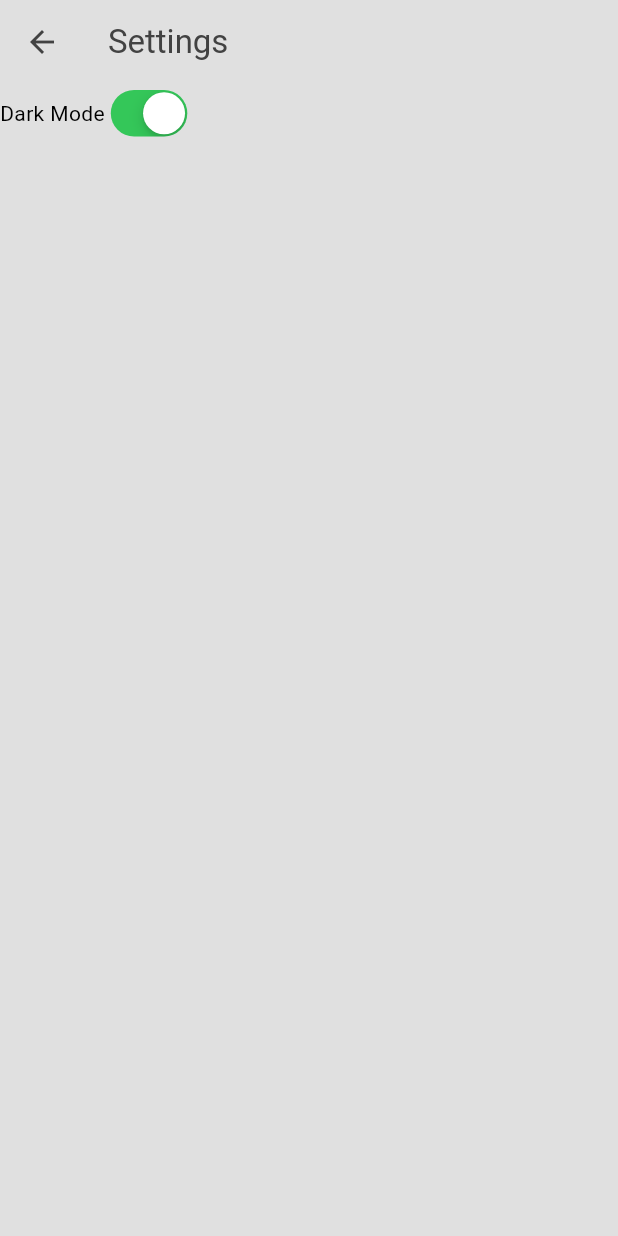
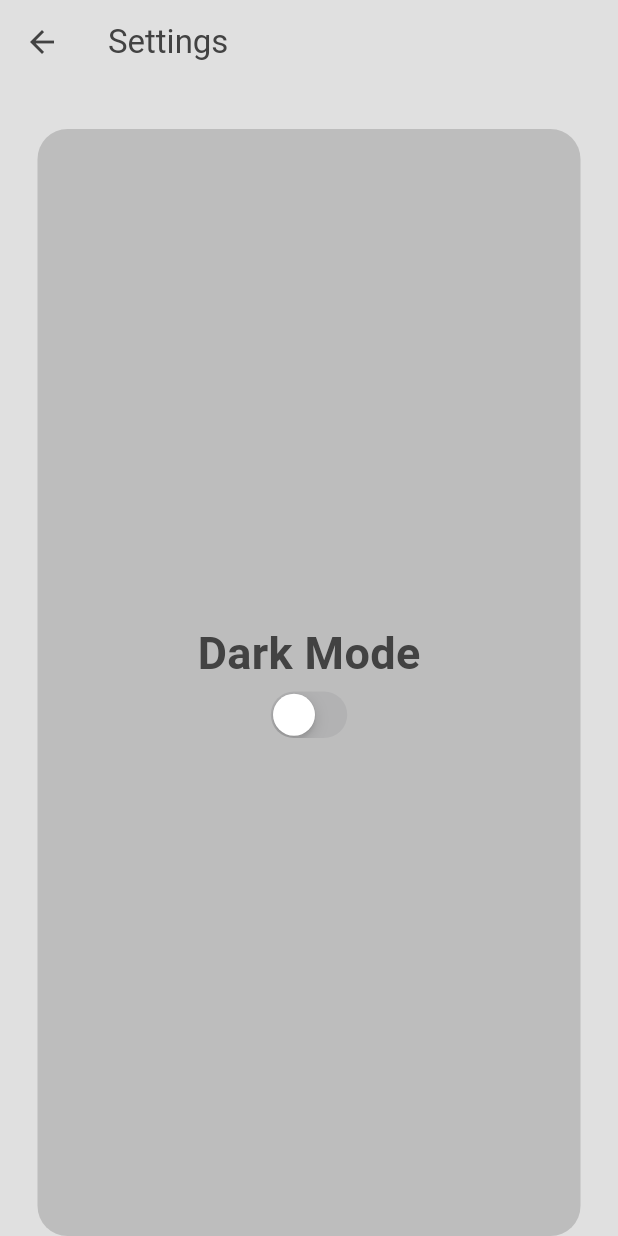
Before and after one commit to ZakyTm/Note_app, a Flutter app: the screen it shows after launch, in the side drawer, after a tap on "Settings", on a phone screen of 412 x 824 dp. Run offline on Flutter 3.47's test engine with Material 3 defaults, Android fonts, the phone set to English and light mode, and no system bars; our stand-ins replace google_fonts, isar; accounts and stored records are empty; generated files the repository leaves out were written again.

```diff
--- a/lib/pages/settings_page.dart
+++ b/lib/pages/settings_page.dart
@@ -1,5 +1,7 @@
 import 'package:flutter/cupertino.dart';
 import 'package:flutter/material.dart';
+import 'package:note_app/theme/theme_provider.dart';
+import 'package:provider/provider.dart';
 
 class SettingsPage extends StatelessWidget {
   const SettingsPage({super.key});
@@ -7,23 +9,43 @@ class SettingsPage extends StatelessWidget {
   @override
   Widget build(BuildContext context) {
     return Scaffold(
-      backgroundColor: Theme.of(context).colorScheme.primary,
+      backgroundColor: Theme.of(context).colorScheme.surface,
       appBar: AppBar(
         elevation: 0,
         backgroundColor: Colors.transparent,
         foregroundColor: Theme.of(context).colorScheme.inversePrimary,
-        title: Text('Settings'),
+        title: const Text('Settings'),
       ),
-      body: Row(
+      body: Container(
+        decoration: BoxDecoration(
+          color: Theme.of(context).colorScheme.secondary,
+          borderRadius: BorderRadius.circular(20),
+        ),
+        padding: const EdgeInsets.symmetric(vertical: 20, horizontal: 10),
+        margin: const EdgeInsets.only(left: 25, right: 25, top: 30),
+        child: Column(
+          mainAxisAlignment: MainAxisAlignment.center,
           children: [
             //Dark mode Switch
-          Text('Dark Mode'),
+            Center(
+              child: Text(
+                'Dark Mode',
+                style: TextStyle(
+                  fontWeight: FontWeight.bold,
+                  color: Theme.of(context).colorScheme.inversePrimary,
+                  fontSize: 30,
+                ),
+              ),
+            ),
             //Switch toggle
             CupertinoSwitch(
-            value: true,
-            onChanged: (value) {},
+              value: Provider.of<ThemeProvider>(context).isDarkMode,
+              onChanged: (value) =>
+                  Provider.of<ThemeProvider>(context, listen: false)
+                      .toggleTheme(),
             )
           ],
+        ),
       ),
     );
   }
--- a/lib/theme/theme.dart
+++ b/lib/theme/theme.dart
@@ -4,10 +4,9 @@ import 'package:flutter/material.dart';
 ThemeData lightMode = ThemeData(
   brightness: Brightness.light,
   colorScheme: ColorScheme.light(
-    primary: Colors.grey.shade300,
-    secondary: Colors.grey.shade200,
-    onPrimary: Colors.grey.shade400,
-    onSecondary: Colors.white,
+    surface: Colors.grey.shade300,
+    primary: Colors.grey.shade200,
+    secondary: Colors.grey.shade400,
     inversePrimary: Colors.grey.shade800,
   ),
 );
@@ -16,10 +15,9 @@ ThemeData lightMode = ThemeData(
 ThemeData darkMode = ThemeData(
   brightness: Brightness.dark,
   colorScheme: ColorScheme.dark(
-    primary: Colors.blue,
-    secondary: Colors.green,
-    onPrimary: Colors.white,
-    onSecondary: Colors.white,
-    inversePrimary: Colors.grey.shade800,
+    surface: Colors.grey.shade900,
+    primary: Colors.grey.shade800,
+    secondary: Colors.grey.shade700,
+    inversePrimary: Colors.grey.shade300,
   ),
 );
```
Also changed, not shown: lib/components/note_tile.dart (added, +22 -0 lines), lib/pages/notes_page.dart (+4 -24 lines). Lines whose indentation alone changed are shown as unchanged.
